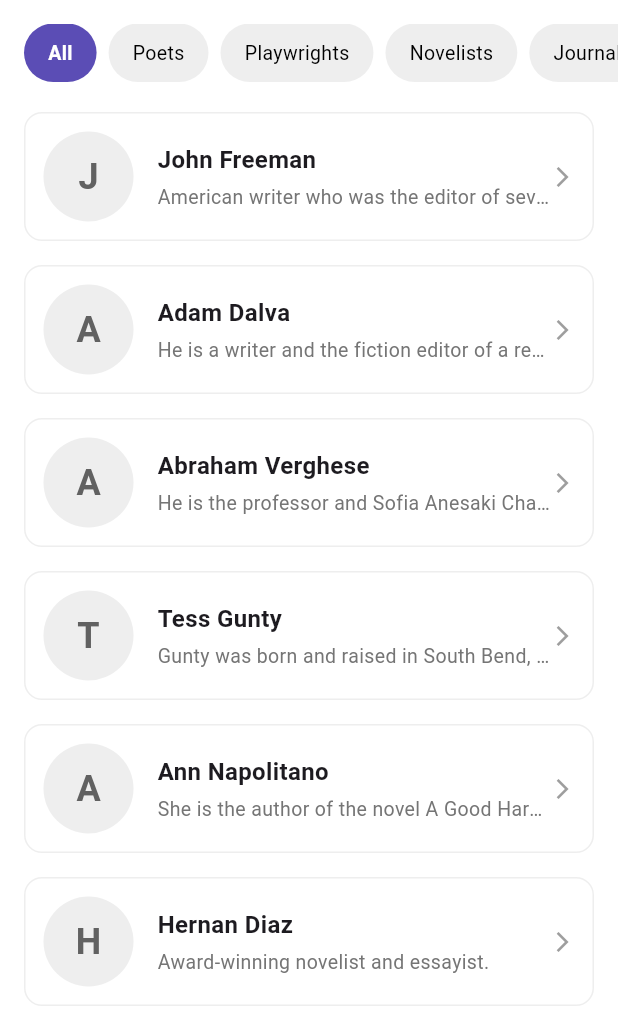
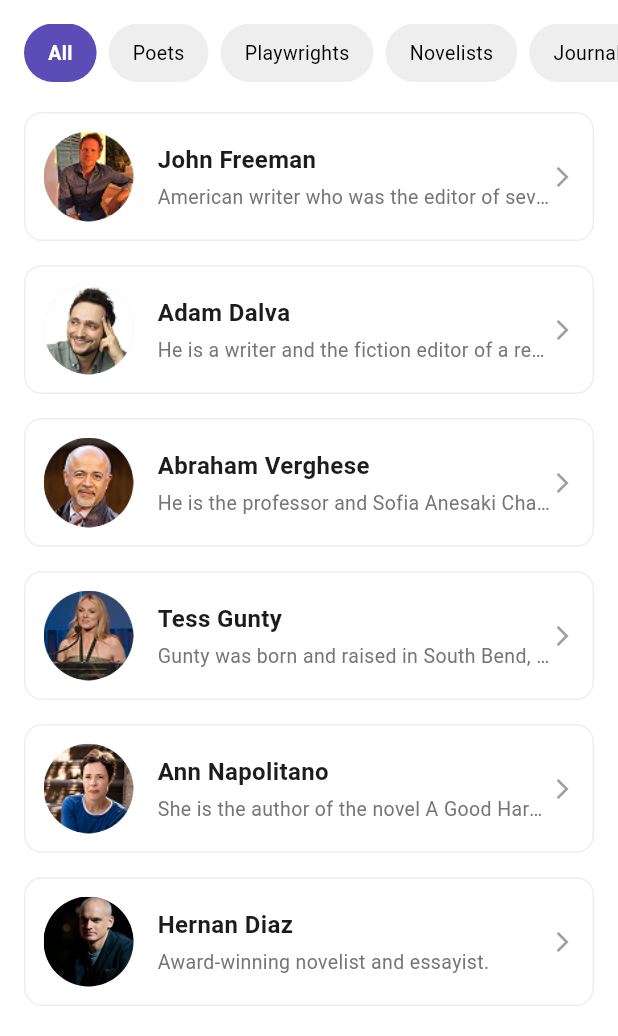
Before and after one commit to khalidKE/DEPI3_Graduation_project, a Flutter app: the AuthorsScreen screen opened directly, on a phone screen of 412 x 824 dp, the part 200-1236 px from its top. Run offline on Flutter 3.47's test engine with Material 3 defaults, Android fonts, the phone set to English and light mode, and no system bars; Roboto replaces fonts that are missing (SF Pro).

Commit message:
enhance design

```diff
--- a/lib/main.dart
+++ b/lib/main.dart
@@ -1397,7 +1397,28 @@ class _AuthorsScreenState extends State<AuthorsScreen> {
                             color: Colors.grey[200],
                             shape: BoxShape.circle,
                           ),
-                          child: Center(
+                          child: author.imageUrl.isNotEmpty
+                              ? ClipOval(
+                                  child: Image.asset(
+                                    author.imageUrl,
+                                    width: 60,
+                                    height: 60,
+                                    fit: BoxFit.cover,
+                                    errorBuilder: (context, error, stackTrace) {
+                                      return Center(
+                                        child: Text(
+                                          author.name[0],
+                                          style: TextStyle(
+                                            fontSize: 24,
+                                            fontWeight: FontWeight.bold,
+                                            color: Colors.grey[700],
+                                          ),
+                                        ),
+                                      );
+                                    },
+                                  ),
+                                )
+                              : Center(
                                   child: Text(
                                     author.name[0],
                                     style: TextStyle(
```
Lines whose indentation alone changed are shown as unchanged.
